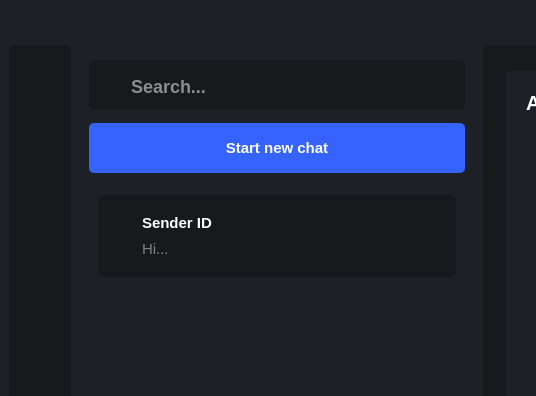
This is mainwindow.ui in MarkoSami/ChatVibes as Qt 5 draws it before an edit; both pictures show x 0 to 536 and y 0 to 396 of the 1192 by 619 pixel window. The edited form follows.
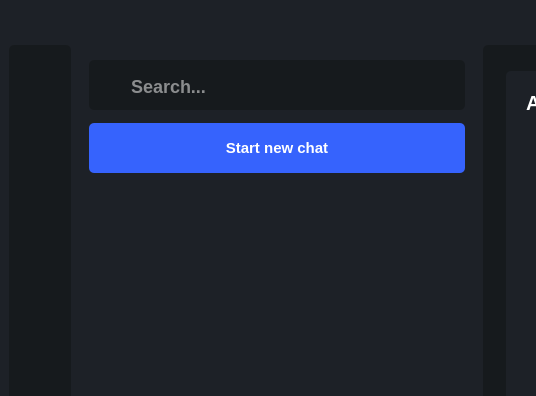
This is the edited form. Icons and pictures are not drawn.

Commit message: message and contact rendering

The edit to the form file:
```diff
--- a/mainwindow.ui
+++ b/mainwindow.ui
@@ -674,8 +674,8 @@
              <rect>
               <x>0</x>
               <y>0</y>
-              <width>382</width>
-              <height>414</height>
+              <width>376</width>
+              <height>403</height>
              </rect>
             </property>
             <property name="sizePolicy">
@@ -694,113 +694,11 @@
              <string notr="true">border : none;</string>
             </property>
             <layout class="QVBoxLayout" name="verticalLayout_2">
-             <item>
-              <widget class="QGroupBox" name="horizontalGroupBox_7">
-               <property name="sizePolicy">
-                <sizepolicy hsizetype="Preferred" vsizetype="Fixed">
-                 <horstretch>0</horstretch>
-                 <verstretch>0</verstretch>
-                </sizepolicy>
-               </property>
-               <property name="minimumSize">
-                <size>
-                 <width>0</width>
-                 <height>60</height>
-                </size>
-               </property>
-               <property name="cursor">
-                <cursorShape>PointingHandCursor</cursorShape>
-               </property>
-               <property name="styleSheet">
-                <string notr="true">QGroupBox { 
-border:none; 
-background :#161a1d ;
-border-radius : 5px;
-}
-</string>
-               </property>
-               <layout class="QHBoxLayout" name="horizontalLayout_82">
-                <property name="leftMargin">
-                 <number>20</number>
-                </property>
-                <property name="rightMargin">
-                 <number>20</number>
-                </property>
-                <item>
-                 <widget class="QLabel" name="label_82">
-                  <property name="sizePolicy">
-                   <sizepolicy hsizetype="Fixed" vsizetype="Preferred">
-                    <horstretch>0</horstretch>
-                    <verstretch>0</verstretch>
-                   </sizepolicy>
-                  </property>
-                  <property name="styleSheet">
-                   <string notr="true">background:transparent;</string>
-                  </property>
-                  <property name="text">
-                   <string/>
-                  </property>
-                  <property name="pixmap">
-                   <pixmap resource="resources.qrc">:/imgs/user.png</pixmap>
-                  </property>
-                 </widget>
-                </item>
-                <item>
-                 <widget class="QGroupBox" name="topmessageContact_79">
-                  <property name="enabled">
-                   <bool>false</bool>
-                  </property>
-                  <property name="styleSheet">
-                   <string notr="true">topmessageContact{
-border:none ;
-}</string>
-                  </property>
-                  <layout class="QVBoxLayout" name="verticalLayout_86">
-                   <item>
-                    <widget class="QLineEdit" name="lineEdit_162">
-                     <property name="styleSheet">
-                      <string notr="true">font-size : 15px ; 
-font-weight : bold ; 
-color:white; 
-background:transparent;</string>
-                     </property>
-                     <property name="text">
-                      <string>Sender ID</string>
-                     </property>
-                    </widget>
-                   </item>
-                   <item>
-                    <widget class="QLineEdit" name="lineEdit_163">
-                     <property name="styleSheet">
-                      <string notr="true">background:transparent;
-font-size : 15px;
-color : gray; 
-</string>
-                     </property>
-                     <property name="text">
-                      <string>Hi...</string>
-                     </property>
-                    </widget>
-                   </item>
-                  </layout>
-                 </widget>
-                </item>
-               </layout>
+             <item alignment="Qt::AlignTop">
+              <widget class="QGroupBox" name="contactsCont">
+               <layout class="QVBoxLayout" name="verticalLayout_10"/>
               </widget>
              </item>
-             <item>
-              <spacer name="verticalSpacer">
-               <property name="orientation">
-                <enum>Qt::Vertical</enum>
-               </property>
-               <property name="sizeHint" stdset="0">
-                <size>
-                 <width>20</width>
-                 <height>40</height>
-                </size>
-               </property>
-              </spacer>
-             </item>
             </layout>
            </widget>
           </widget>
```
Left out of the diff: 6 changed lines with no effect on the pictures. The commit also changes 18 other files.
